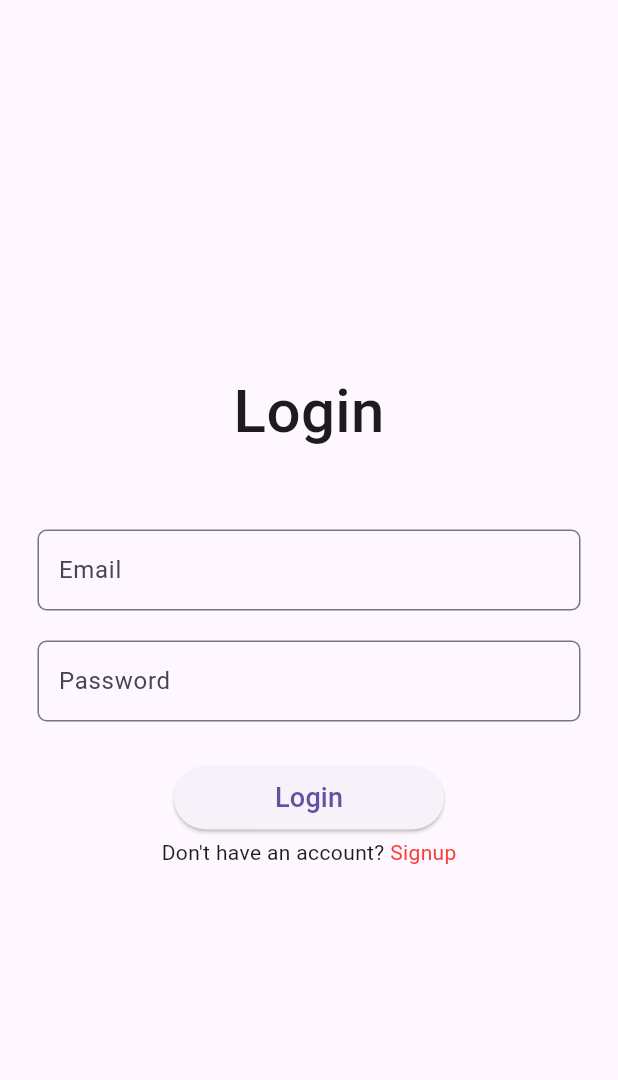
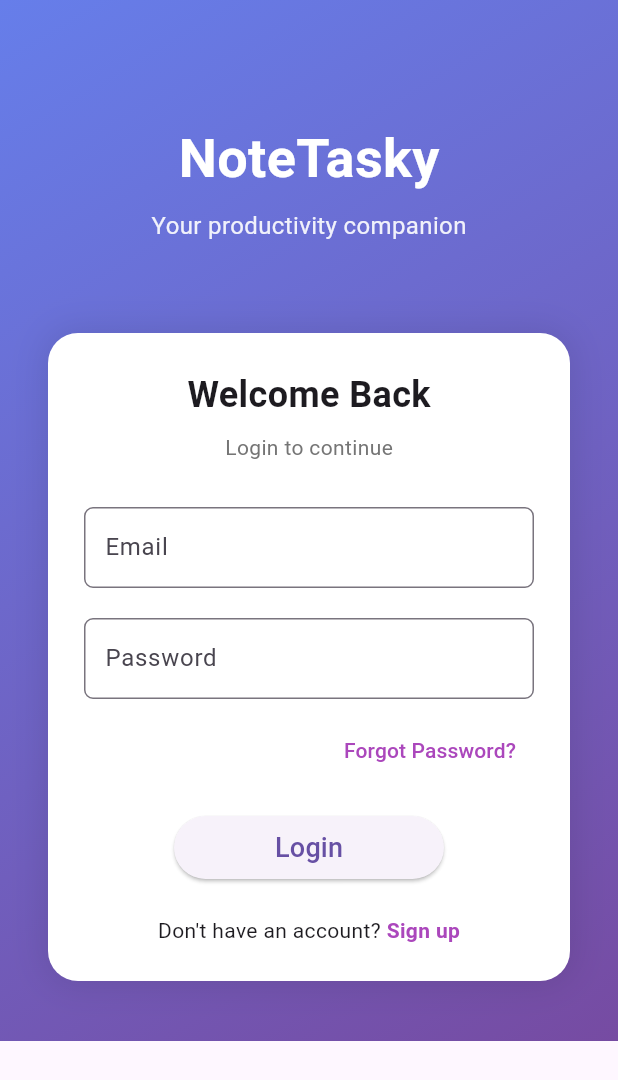
Before and after one commit to Chackooze/note-tasky-ver2, a Flutter app: the screen it shows after launch, on a phone screen of 412 x 824 dp. Shown: the top 1080 px of the screen. Run offline on Flutter 3.47's test engine with Material 3 defaults, Android fonts, the phone set to English and light mode, and no system bars; our stand-ins replace cloud_firestore, firebase_auth, firebase_core; accounts and stored records are empty.

Commit message:
login_screen.dart

```diff
--- a/lib/auth/login_screen.dart
+++ b/lib/auth/login_screen.dart
@@ -1,5 +1,4 @@
 import 'dart:developer';
-
 import 'package:flutter/material.dart';
 import 'package:note_tasky_ver2/auth/auth_service.dart';
 import 'package:note_tasky_ver2/auth/signup_screen.dart';
@@ -16,60 +15,166 @@ class LoginScreen extends StatefulWidget {
 
 class _LoginScreenState extends State<LoginScreen> {
   final _auth = AuthService();
-
   final _email = TextEditingController();
   final _password = TextEditingController();
-
   bool _isLoading = false;
+  bool _obscurePassword = true;
 
   @override
   void dispose() {
-    super.dispose();
     _email.dispose();
     _password.dispose();
+    super.dispose();
   }
 
   @override
   Widget build(BuildContext context) {
     return Scaffold(
-      body: Padding(
-        padding: const EdgeInsets.symmetric(horizontal: 25),
+      body: Container(
+        decoration: const BoxDecoration(
+          gradient: LinearGradient(
+            begin: Alignment.topLeft,
+            end: Alignment.bottomRight,
+            colors: [Color(0xFF667eea), Color(0xFF764ba2)],
+          ),
+        ),
+        child: SafeArea(
+          child: SingleChildScrollView(
+            child: Padding(
+              padding: const EdgeInsets.symmetric(horizontal: 32),
               child: Column(
                 children: [
-            const Spacer(),
-            const Text("Login",
-                style: TextStyle(fontSize: 40, fontWeight: FontWeight.w500)),
-            const SizedBox(height: 50),
+                  const SizedBox(height: 80),
+                  // App Logo/Title
+                  const Text(
+                    "NoteTasky",
+                    style: TextStyle(
+                      fontSize: 36,
+                      fontWeight: FontWeight.bold,
+                      color: Colors.white,
+                    ),
+                  ),
+                  const SizedBox(height: 8),
+                  Text(
+                    "Your productivity companion",
+                    style: TextStyle(
+                      fontSize: 16,
+                      color: Colors.white.withOpacity(0.9),
+                    ),
+                  ),
+                  const SizedBox(height: 60),
+
+                  // Login Card
+                  Container(
+                    padding: const EdgeInsets.all(24),
+                    decoration: BoxDecoration(
+                      color: Colors.white,
+                      borderRadius: BorderRadius.circular(20),
+                      boxShadow: [
+                        BoxShadow(
+                          color: Colors.black.withOpacity(0.1),
+                          blurRadius: 20,
+                          spreadRadius: 2,
+                        ),
+                      ],
+                    ),
+                    child: Column(
+                      children: [
+                        const Text(
+                          "Welcome Back",
+                          style: TextStyle(
+                            fontSize: 24,
+                            fontWeight: FontWeight.bold,
+                          ),
+                        ),
+                        const SizedBox(height: 8),
+                        Text(
+                          "Login to continue",
+                          style: TextStyle(
+                            fontSize: 14,
+                            color: Colors.grey[600],
+                          ),
+                        ),
+                        const SizedBox(height: 30),
+
+                        // Email Field
                         CustomTextField(
-              hint: "Enter Email",
+                          hint: "Enter your email",
                           label: "Email",
                           controller: _email,
+                          prefixIcon: Icons.email,
+                          keyboardType: TextInputType.emailAddress,
+                          obscureText: false,
                         ),
                         const SizedBox(height: 20),
+
+                        // Password Field
                         CustomTextField(
-              hint: "Enter Password",
+                          hint: "Enter your password",
                           label: "Password",
                           isPassword: true,
+                          obscureText: _obscurePassword,
                           controller: _password,
+                          prefixIcon: Icons.lock,
+                          keyboardType: TextInputType.text,
                         ),
-            const SizedBox(height: 30),
+                        const SizedBox(height: 10),
+
+                        // Forgot Password
+                        Align(
+                          alignment: Alignment.centerRight,
+                          child: TextButton(
+                            onPressed: () {
+                              // Add forgot password functionality
+                            },
+                            child: Text(
+                              "Forgot Password?",
+                              style: TextStyle(color: Colors.purple[400]),
+                            ),
+                          ),
+                        ),
+                        const SizedBox(height: 20),
+
+                        // Login Button
                         _isLoading
                             ? const CircularProgressIndicator()
                             : CustomButton(
                                 label: "Login",
                                 onPressed: _login,
+                                gradient: const LinearGradient(
+                                  colors: [
+                                    Color(0xFF667eea),
+                                    Color(0xFF764ba2),
+                                  ],
                                 ),
-            const SizedBox(height: 5),
-            Row(mainAxisAlignment: MainAxisAlignment.center, children: [
+                              ),
+                        const SizedBox(height: 24),
+
+                        // Signup Prompt
+                        Row(
+                          mainAxisAlignment: MainAxisAlignment.center,
+                          children: [
                             const Text("Don't have an account? "),
                             InkWell(
                               onTap: () => goToSignup(context),
-                child:
-                    const Text("Signup", style: TextStyle(color: Colors.red)),
-              )
-            ]),
-            const Spacer()
+                              child: Text(
+                                "Sign up",
+                                style: TextStyle(
+                                  color: Colors.purple[400],
+                                  fontWeight: FontWeight.bold,
+                                ),
+                              ),
+                            ),
                           ],
+                        ),
+                      ],
+                    ),
+                  ),
+                  const SizedBox(height: 40),
+                ],
+              ),
+            ),
+          ),
         ),
       ),
     );
@@ -86,7 +191,6 @@ class _LoginScreenState extends State<LoginScreen> {
   );
 
   _login() async {
-    // Validate input
     if (_email.text.trim().isEmpty) {
       _showError("Please enter your email");
       return;
@@ -97,14 +201,12 @@ class _LoginScreenState extends State<LoginScreen> {
       return;
     }
 
-    setState(() {
-      _isLoading = true;
-    });
+    setState(() => _isLoading = true);
 
     try {
       final user = await _auth.loginUserWithEmailAndPassword(
         _email.text.trim(),
-        _password.text.trim()
+        _password.text.trim(),
       );
 
       if (user != null) {
@@ -114,9 +216,9 @@ class _LoginScreenState extends State<LoginScreen> {
     } catch (e) {
       _showError("Failed to login: ${e.toString()}");
     } finally {
-      setState(() {
-        _isLoading = false;
-      });
+      if (mounted) {
+        setState(() => _isLoading = false);
+      }
     }
   }
 
@@ -125,6 +227,8 @@ class _LoginScreenState extends State<LoginScreen> {
       SnackBar(
         content: Text(message),
         backgroundColor: Colors.red,
+        behavior: SnackBarBehavior.floating,
+        shape: RoundedRectangleBorder(borderRadius: BorderRadius.circular(10)),
       ),
     );
   }
```
Lines whose indentation alone changed are shown as unchanged.
